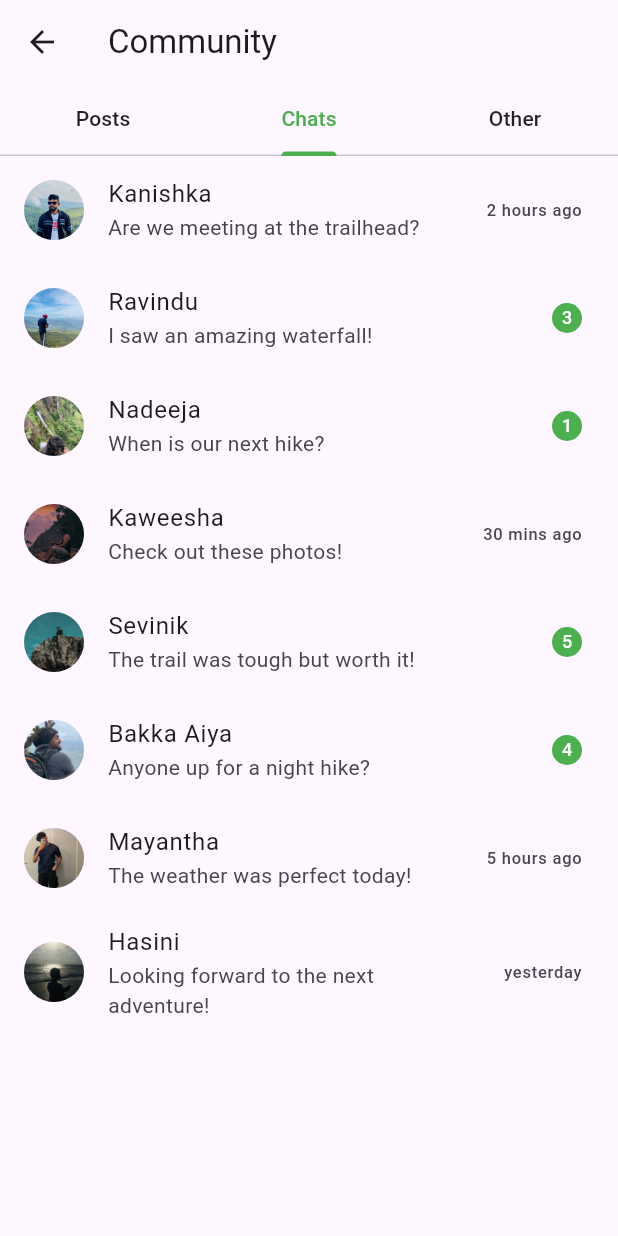
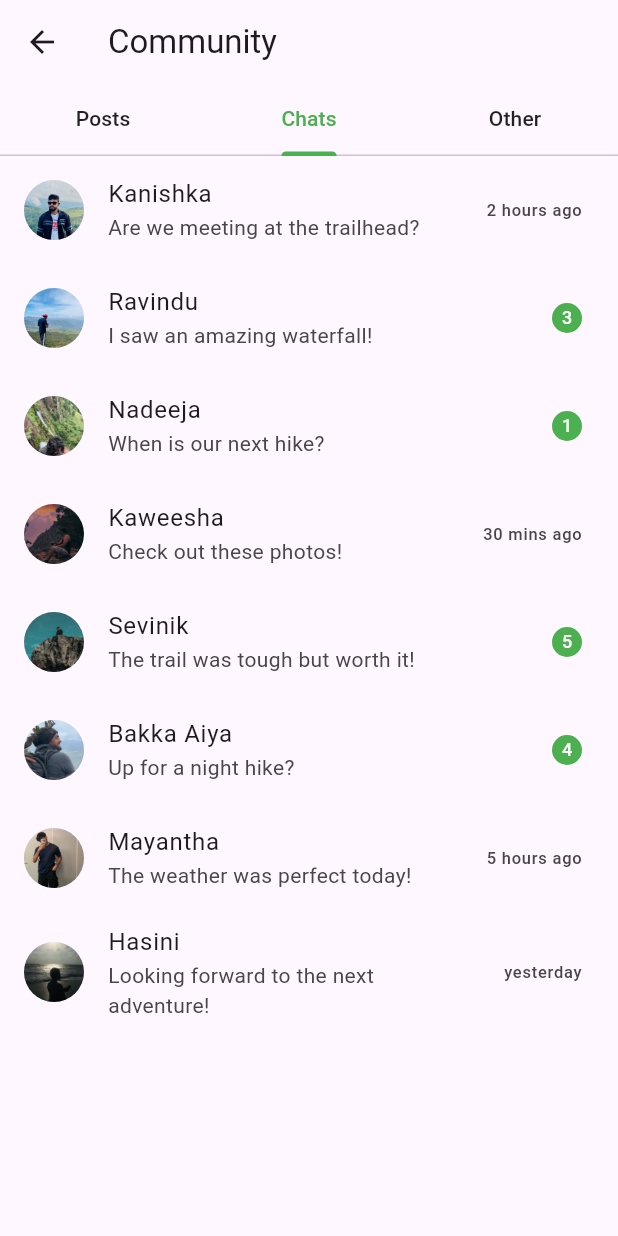
Before and after one commit to ReapredatoR/serendib_trails, a Flutter app: the CommunityScreen screen opened directly, tab 2 chosen, on a phone screen of 412 x 824 dp. Run offline on Flutter 3.47's test engine with Material 3 defaults, Android fonts, the light colour scheme and no system bars; our stand-ins replace flutter_map, latlong2.

Commit message:
chat update

```diff
--- a/lib/screens/community_screen.dart
+++ b/lib/screens/community_screen.dart
@@ -68,7 +68,7 @@ class _CommunityScreenState extends State<CommunityScreen> {
     {
       'profilePic': 'lib/images/profile6.jpg',
       'name': 'Bakka Aiya',
-      'message': 'Anyone up for a night hike?',
+      'message': 'Up for a night hike?',
       'unreadMessages': 4,
       'lastSeen': 'yesterday'
     },
```
